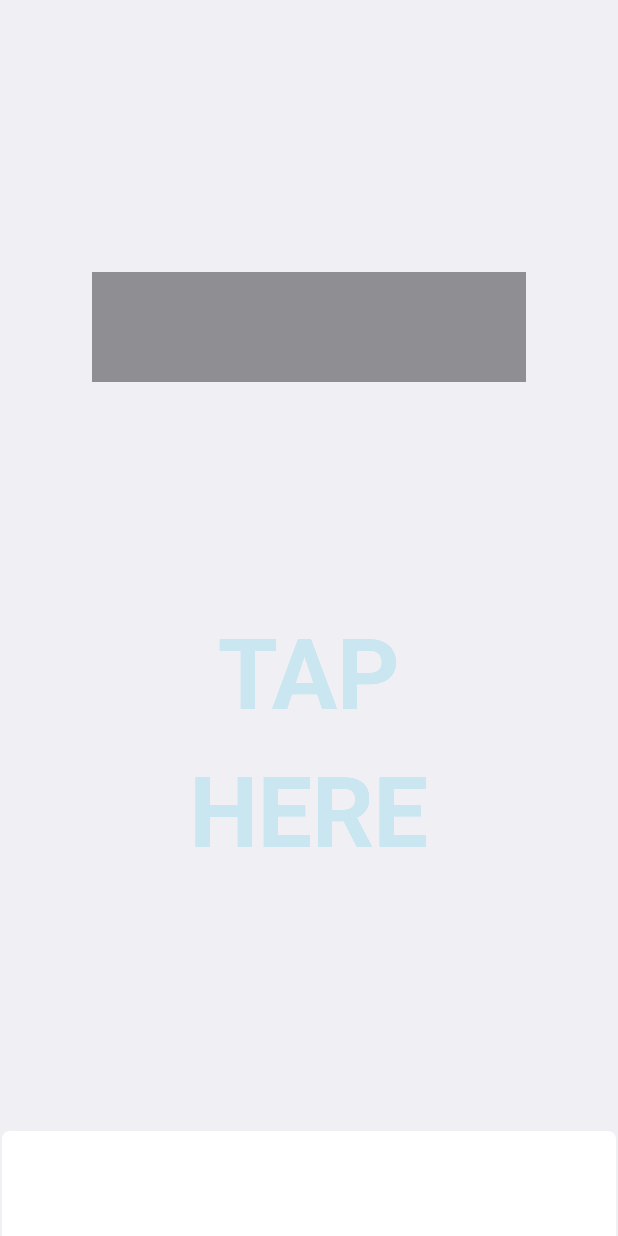
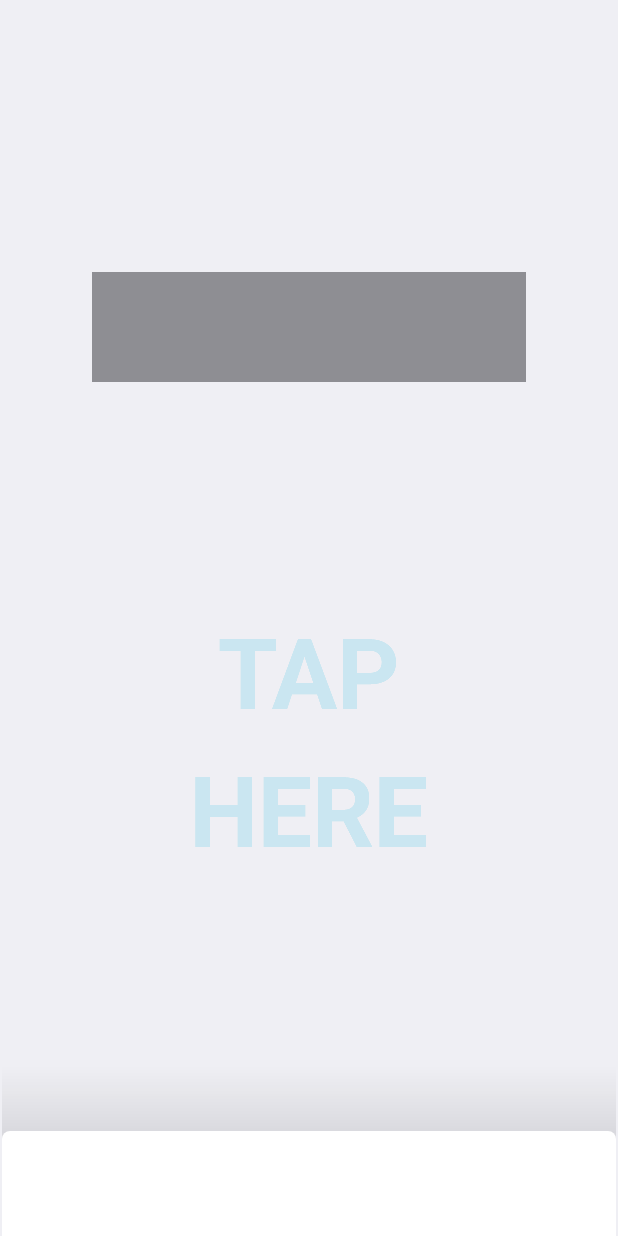
Before and after one commit to Infintelooper/token_generator, an Android app: the screen it shows after launch (MainActivity), on a phone screen of 412 x 824 dp. Run offline under Robolectric (Android 15) with nearby library versions, the phone set to English and light mode, and no system bars.

Commit message:
added shadow to page select bar

```diff
--- a/app/src/main/java/com/cleancodec/tokengenerator/MainActivity.kt
+++ b/app/src/main/java/com/cleancodec/tokengenerator/MainActivity.kt
@@ -3,13 +3,17 @@ package com.cleancodec.tokengenerator
 import androidx.appcompat.app.AppCompatActivity
 import android.os.Bundle
 import android.view.View
+
 class MainActivity : AppCompatActivity() {
     override fun onCreate(savedInstanceState: Bundle?) {
         super.onCreate(savedInstanceState)
         setContentView(R.layout.activity_main)
         window.decorView.apply {
             systemUiVisibility = View.SYSTEM_UI_FLAG_HIDE_NAVIGATION or View.SYSTEM_UI_FLAG_FULLSCREEN
+
         }
 
+
     }
-}
+
+    }
--- a/app/src/main/res/layout/activity_main.xml
+++ b/app/src/main/res/layout/activity_main.xml
@@ -37,12 +37,15 @@
         android:layout_marginTop="100dp"
         android:layout_marginBottom="629dp"
         android:contentDescription="@string/desc"
+        android:elevation="5dp"
+        android:translationZ="5dp"
         app:layout_constraintBottom_toTopOf="@+id/guideline3"
         app:layout_constraintEnd_toStartOf="@+id/guideline2"
         app:layout_constraintStart_toStartOf="@+id/guideline"
         app:layout_constraintTop_toTopOf="@+id/guideline4"
         app:srcCompat="@drawable/shop_select_bar"
-        tools:targetApi="lollipop" />
+        tools:targetApi="lollipop"/>
+
 
     <androidx.constraintlayout.widget.Guideline
         android:id="@+id/guideline4"
@@ -119,4 +122,16 @@
         app:srcCompat="@drawable/history_icon"
         android:contentDescription="@string/desc" />
 
+    <ImageView
+        android:id="@+id/imageView"
+        android:layout_width="409dp"
+        android:layout_height="60dp"
+        app:layout_constraintBottom_toBottomOf="parent"
+        app:layout_constraintEnd_toEndOf="parent"
+        app:layout_constraintStart_toStartOf="parent"
+        app:layout_constraintTop_toTopOf="parent"
+        app:layout_constraintVertical_bias="0.93"
+        app:srcCompat="@drawable/shadow"
+        android:contentDescription="@string/desc" />
+
 </androidx.constraintlayout.widget.ConstraintLayout>
```
